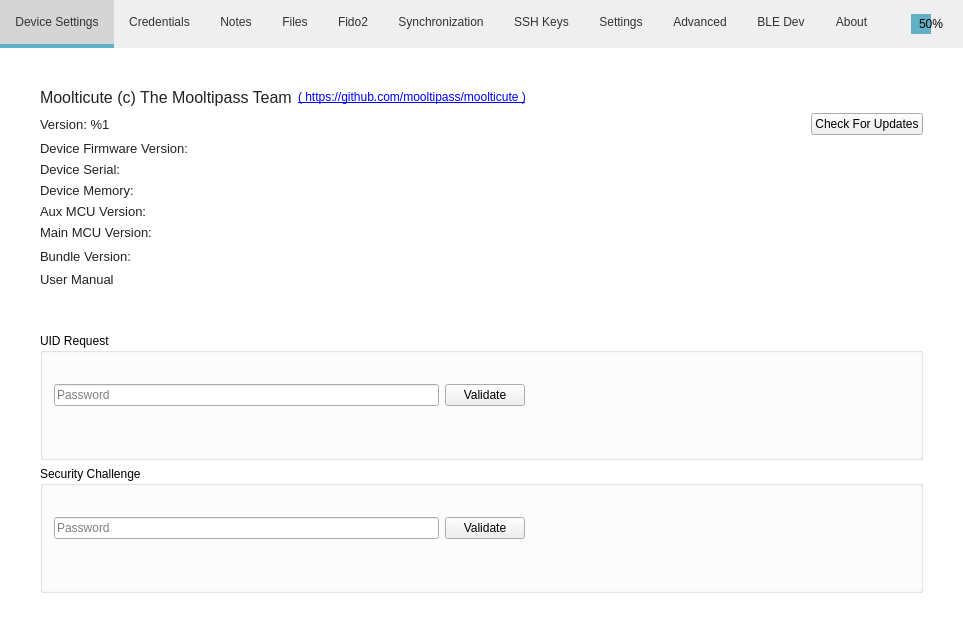
First picture: the form in src/MainWindow.ui, repository mooltipass/moolticute, before the edit.
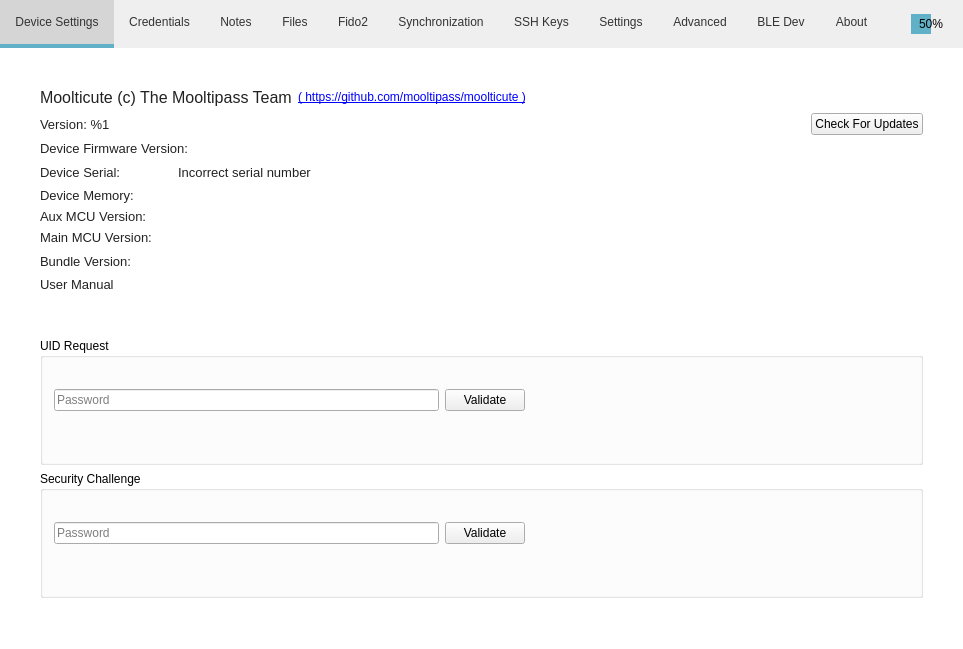
Second picture: the form after the edit. The open tabs and pages were chosen to show the change. Icons and pictures are not drawn. Custom widgets are drawn as their Qt base class.

Commit message: Add incorrect serial number warning to UI

```diff
--- a/src/MainWindow.ui
+++ b/src/MainWindow.ui
@@ -3249,7 +3249,10 @@
             </layout>
            </item>
            <item>
-            <layout class="QHBoxLayout" name="horizontalLayout_15">
+            <layout class="QHBoxLayout" name="horizontalLayout_72">
+             <property name="spacing">
+              <number>6</number>
+             </property>
              <item>
               <widget class="QLabel" name="labelAbouHwSerial">
                <property name="sizePolicy">
@@ -3270,6 +3273,24 @@
              </item>
              <item>
               <widget class="QLabel" name="labelAbouHwSerialValue">
+               <property name="sizePolicy">
+                <sizepolicy hsizetype="Minimum" vsizetype="Preferred">
+                 <horstretch>0</horstretch>
+                 <verstretch>0</verstretch>
+                </sizepolicy>
+               </property>
+               <property name="minimumSize">
+                <size>
+                 <width>20</width>
+                 <height>0</height>
+                </size>
+               </property>
+               <property name="maximumSize">
+                <size>
+                 <width>100</width>
+                 <height>16777215</height>
+                </size>
+               </property>
                <property name="font">
                 <font>
                  <pointsize>10</pointsize>
@@ -3280,6 +3301,77 @@
                </property>
               </widget>
              </item>
+             <item>
+              <widget class="QWidget" name="widgetNotFlashedWarning" native="true">
+               <property name="sizePolicy">
+                <sizepolicy hsizetype="Expanding" vsizetype="Expanding">
+                 <horstretch>0</horstretch>
+                 <verstretch>0</verstretch>
+                </sizepolicy>
+               </property>
+               <property name="maximumSize">
+                <size>
+                 <width>16777215</width>
+                 <height>16777215</height>
+                </size>
+               </property>
+               <layout class="QHBoxLayout" name="horizontalLayout_73">
+                <property name="spacing">
+                 <number>0</number>
+                </property>
+                <property name="leftMargin">
+                 <number>0</number>
+                </property>
+                <property name="topMargin">
+                 <number>0</number>
+                </property>
+                <property name="rightMargin">
+                 <number>0</number>
+                </property>
+                <property name="bottomMargin">
+                 <number>0</number>
+                </property>
+                <item>
+                 <widget class="QLabel" name="labelNotFlashedWarningIcon">
+                  <property name="maximumSize">
+                   <size>
+                    <width>25</width>
+                    <height>16777215</height>
+                   </size>
+                  </property>
+                  <property name="text">
+                   <string/>
+                  </property>
+                 </widget>
+                </item>
+                <item>
+                 <widget class="QLabel" name="labelSerialNumberIncorrect">
+                  <property name="font">
+                   <font>
+                    <pointsize>10</pointsize>
+                   </font>
+                  </property>
+                  <property name="text">
+                   <string>Incorrect serial number</string>
+                  </property>
+                 </widget>
+                </item>
+               </layout>
+              </widget>
+             </item>
+             <item>
+              <spacer name="horizontalSpacer_62">
+               <property name="orientation">
+                <enum>Qt::Horizontal</enum>
+               </property>
+               <property name="sizeHint" stdset="0">
+                <size>
+                 <width>40</width>
+                 <height>20</height>
+                </size>
+               </property>
+              </spacer>
+             </item>
             </layout>
            </item>
            <item>
```
Left out of the diff: 14 changed lines with no effect on the pictures. The commit also changes 2 other files.
